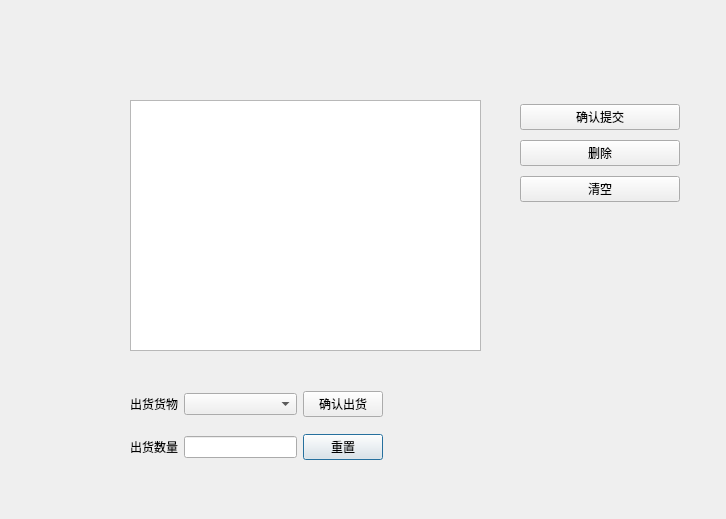
Above: StoreManager/salesdialog.ui from grimcake/StoreManager before the change. Below: the same form after it.
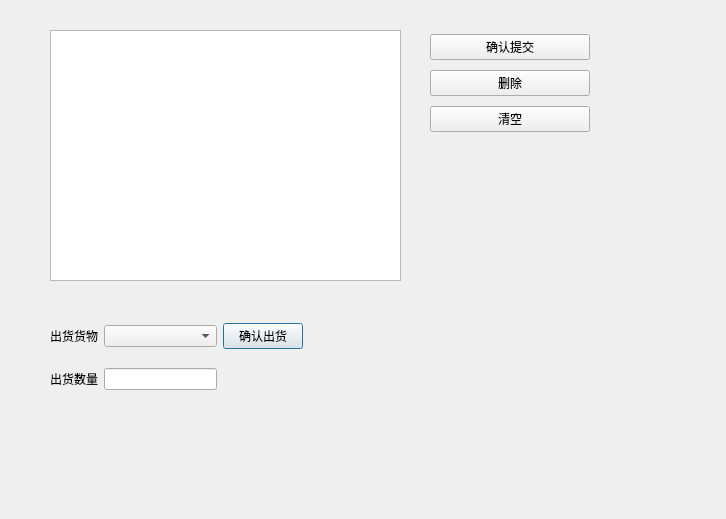
That is the form after the change.

Patch:
```diff
--- a/StoreManager/salesdialog.ui
+++ b/StoreManager/salesdialog.ui
@@ -16,8 +16,8 @@
   <widget class="QTableView" name="tableView">
    <property name="geometry">
     <rect>
-     <x>130</x>
-     <y>100</y>
+     <x>50</x>
+     <y>30</y>
      <width>351</width>
      <height>251</height>
     </rect>
@@ -26,8 +26,8 @@
   <widget class="QWidget" name="horizontalLayoutWidget">
    <property name="geometry">
     <rect>
-     <x>130</x>
-     <y>380</y>
+     <x>50</x>
+     <y>310</y>
      <width>253</width>
      <height>93</height>
     </rect>
@@ -56,15 +56,7 @@
        <widget class="QComboBox" name="comboBox"/>
       </item>
       <item row="2" column="2">
-       <layout class="QVBoxLayout" name="verticalLayout">
-        <item>
-         <widget class="QPushButton" name="pushButton_2">
-          <property name="text">
-           <string>重置</string>
-          </property>
-         </widget>
-        </item>
-       </layout>
+       <layout class="QVBoxLayout" name="verticalLayout"/>
       </item>
       <item row="1" column="2">
        <widget class="QPushButton" name="pushButton">
@@ -80,8 +72,8 @@
   <widget class="QWidget" name="verticalLayoutWidget_2">
    <property name="geometry">
     <rect>
-     <x>520</x>
-     <y>100</y>
+     <x>430</x>
+     <y>30</y>
      <width>160</width>
      <height>107</height>
     </rect>
```
